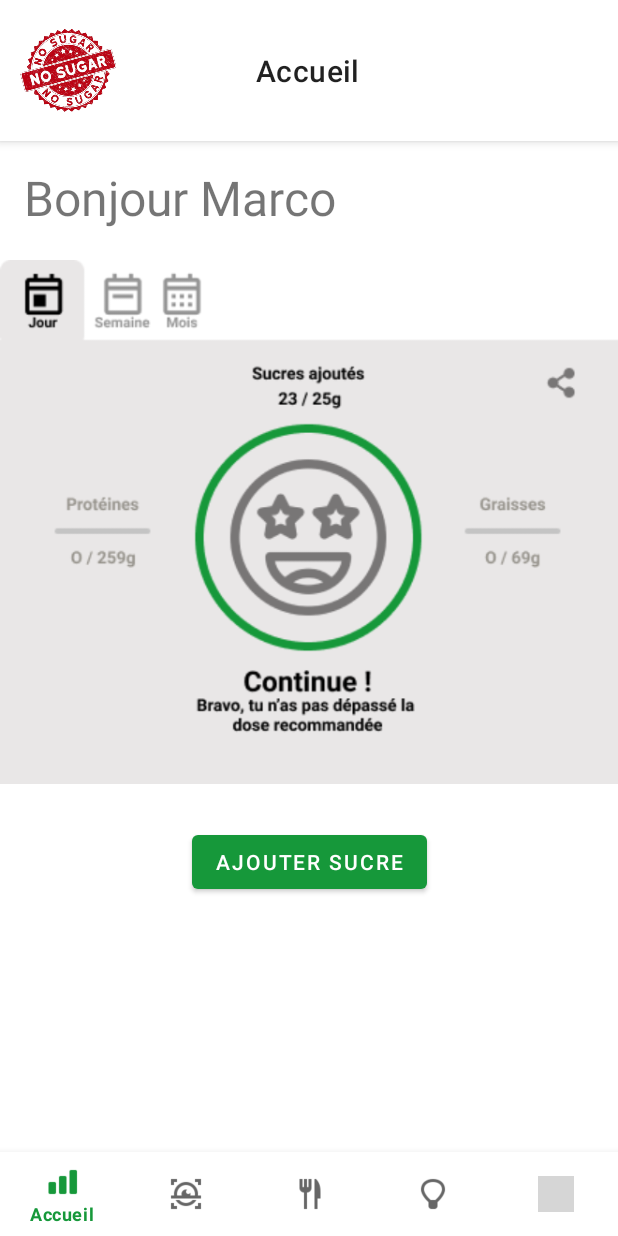
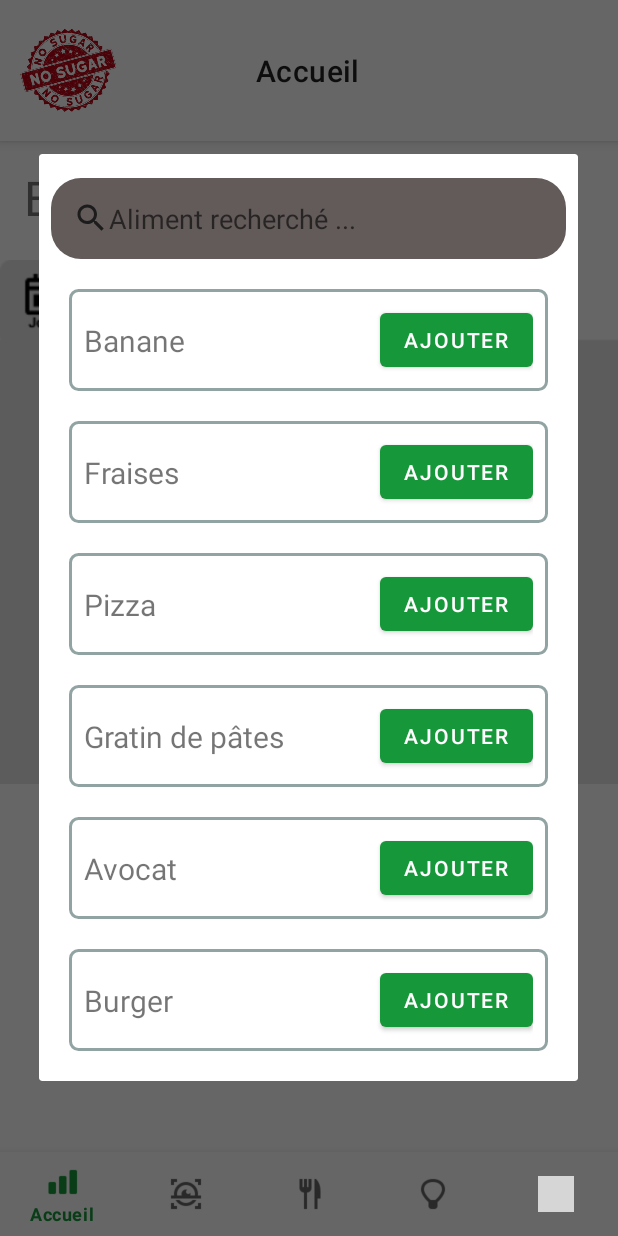
Before and after one commit to mbouteiller/StopSugar, an Android app: the HomeFragment screen opened directly, with no data from a screen before it, after a tap on "AJOUTER SUCRE", on a phone screen of 412 x 824 dp. Run offline under Robolectric (Android 15) with nearby library versions, the phone set to English and light mode, and no system bars; grey boxes are pictures that could not be loaded.

Commit message:
Home Fragment, search, add, remove food from consommation

```diff
--- /dev/null
+++ b/app/src/main/java/com/example/stopsugar/fragments/FoodManagement/FoodConsommationAdapter.java
@@ -0,0 +1,72 @@
+package com.example.stopsugar.fragments.FoodManagement;
+
+import android.content.Context;
+import android.view.LayoutInflater;
+import android.view.View;
+import android.view.ViewGroup;
+import android.widget.Button;
+import android.widget.TextView;
+import android.widget.Toast;
+
+import androidx.annotation.NonNull;
+import androidx.recyclerview.widget.RecyclerView;
+
+import com.example.stopsugar.R;
+import com.example.stopsugar.fragments.HomeFragment;
+
+import java.util.List;
+
+public class FoodConsommationAdapter extends RecyclerView.Adapter<FoodConsommationAdapter.ViewHolder> {
+
+    private List<String> mData;
+    private LayoutInflater mInflater;
+    private HomeFragment homeFragment;
+
+    public FoodConsommationAdapter(Context context, List<String> data, HomeFragment homeFragment) {
+        this.mInflater = LayoutInflater.from(context);
+        this.mData = data;
+        this.homeFragment = homeFragment;
+    }
+
+    public class ViewHolder extends RecyclerView.ViewHolder {
+        TextView textView;
+        Button button;
+
+        ViewHolder(View view) {
+            super(view);
+            textView = view.findViewById(R.id.foodName);
+
+            button = view.findViewById(R.id.deleteButton);
+            button.setOnClickListener(new View.OnClickListener() {
+                @Override
+                public void onClick(View view) {
+                    if (textView.getText() == "Banane") {
+                        Toast.makeText(view.getContext(), "Suppression de l'aliment " + textView.getText(), Toast.LENGTH_SHORT).show();
+                        homeFragment.removeFood(textView.getText().toString());
+                        homeFragment.changeImageStat(0);
+                    } else {
+                        Toast.makeText(view.getContext(), "Vous ne supprimez pas une banane", Toast.LENGTH_SHORT).show();
+                    }
+                }
+            });
+        }
+    }
+
+    @NonNull
+    @Override
+    public ViewHolder onCreateViewHolder(@NonNull ViewGroup parent, int viewType) {
+        View view = mInflater.inflate(R.layout.recycler_food, parent, false);
+        return new FoodConsommationAdapter.ViewHolder(view);
+    }
+
+    @Override
+    public void onBindViewHolder(@NonNull FoodConsommationAdapter.ViewHolder holder, int position) {
+        String info = mData.get(position);
+        holder.textView.setText(info);
+    }
+
+    @Override
+    public int getItemCount() {
+        return mData.size();
+    }
+}
--- /dev/null
+++ b/app/src/main/java/com/example/stopsugar/fragments/FoodManagement/FoodListAdapter.java
@@ -0,0 +1,83 @@
+package com.example.stopsugar.fragments.FoodManagement;
+
+import android.app.AlertDialog;
+import android.content.Context;
+import android.view.LayoutInflater;
+import android.view.View;
+import android.view.ViewGroup;
+import android.widget.Button;
+import android.widget.TextView;
+import android.widget.Toast;
+
+import androidx.annotation.NonNull;
+import androidx.appcompat.app.AppCompatActivity;
+import androidx.recyclerview.widget.RecyclerView;
+
+import com.example.stopsugar.R;
+import com.example.stopsugar.fragments.HomeFragment;
+
+import java.util.List;
+
+public class FoodListAdapter extends RecyclerView.Adapter<FoodListAdapter.ViewHolder> {
+
+    private List<String> mData;
+    private LayoutInflater mInflater;
+    private HomeFragment homeFragment;
+    private AlertDialog popup;
+
+    public FoodListAdapter(Context context, List<String> data, HomeFragment homeFragment, AlertDialog popup) {
+        this.mInflater = LayoutInflater.from(context);
+        this.mData = data;
+        this.homeFragment = homeFragment;
+        this.popup = popup;
+    }
+
+    public class ViewHolder extends RecyclerView.ViewHolder {
+        TextView textView;
+        Button button;
+
+        ViewHolder(View view) {
+            super(view);
+            textView = view.findViewById(R.id.foodName);
+
+            button = view.findViewById(R.id.deleteButton);
+            button.setText("Ajouter");
+            button.setOnClickListener(new View.OnClickListener() {
+                @Override
+                public void onClick(View view) {
+                    if (textView.getText() == "Banane") {
+                        Toast.makeText(view.getContext(), "Ajout de l'aliment " + textView.getText(), Toast.LENGTH_SHORT).show();
+                        homeFragment.addFood(textView.getText().toString());
+                        homeFragment.changeImageStat(1);
+                        popup.cancel();
+                    } else {
+                        Toast.makeText(view.getContext(), "Vous n'ajoutez pas une Banane", Toast.LENGTH_SHORT).show();
+                    }
+                }
+            });
+        }
+    }
+
+    @NonNull
+    @Override
+    public ViewHolder onCreateViewHolder(@NonNull ViewGroup parent, int viewType) {
+        View view = mInflater.inflate(R.layout.recycler_food, parent, false);
+        return new FoodListAdapter.ViewHolder(view);
+    }
+
+    @Override
+    public void onBindViewHolder(@NonNull FoodListAdapter.ViewHolder holder, int position) {
+        String info = mData.get(position);
+        holder.textView.setText(info);
+    }
+
+    @Override
+    public int getItemCount() {
+        return mData.size();
+    }
+
+    public void filterList(List<String> filteredList) {
+        mData = filteredList;
+        notifyDataSetChanged();
+    }
+}
--- a/app/src/main/java/com/example/stopsugar/fragments/HomeFragment.java
+++ b/app/src/main/java/com/example/stopsugar/fragments/HomeFragment.java
@@ -1,17 +1,30 @@
 package com.example.stopsugar.fragments;
 
+import android.app.AlertDialog;
 import android.os.Bundle;
+import android.text.Editable;
+import android.text.TextWatcher;
+import android.view.Gravity;
 import android.view.LayoutInflater;
 import android.view.View;
 import android.view.ViewGroup;
+import android.view.WindowManager;
 import android.widget.Button;
+import android.widget.EditText;
 import android.widget.ImageView;
+import android.widget.PopupWindow;
 
 import androidx.annotation.NonNull;
 import androidx.annotation.Nullable;
 import androidx.fragment.app.Fragment;
+import androidx.recyclerview.widget.LinearLayoutManager;
+import androidx.recyclerview.widget.RecyclerView;
 
 import com.example.stopsugar.R;
+import com.example.stopsugar.fragments.FoodManagement.FoodConsommationAdapter;
+import com.example.stopsugar.fragments.FoodManagement.FoodListAdapter;
+
+import java.util.ArrayList;
 
 public class HomeFragment extends Fragment {
 
@@ -19,6 +32,12 @@ public class HomeFragment extends Fragment {
     private int[] sugarStats = new int[3];
     private int sugarState = 0;
     ImageView homeImage;
+
+    FoodConsommationAdapter foodConsommationAdapter;
+    FoodListAdapter foodListAdapter;
+
+    ArrayList<String> foodsConsommation;
+    ArrayList<String> foodsList;
 
     @Override
     public View onCreateView(@NonNull LayoutInflater inflater, @Nullable ViewGroup container, @Nullable Bundle savedInstanceState) {
@@ -32,18 +51,98 @@ public class HomeFragment extends Fragment {
         sugarStats[2] = R.drawable.home_stat_2;
 
         addSugar.setOnClickListener(view -> {
-            if(sugarState < 2) {
-                sugarState++;
-                changeImageStat();
-            }
+            showPopUp();
         });
 
-        changeImageStat();
+        changeImageStat(sugarState);
+
+        configureRecyclerView();
 
         return rootView;
     }
 
-    private void changeImageStat() {
-        homeImage.setImageResource(sugarStats[sugarState]);
+    private void showPopUp() {
+        View popupView = LayoutInflater.from(this.getContext()).inflate(R.layout.popup_add_food, null);
+        AlertDialog.Builder popup = new AlertDialog.Builder(this.getContext());
+        popup.setView(popupView);
+        AlertDialog popUp = popup.create();
+
+        RecyclerView recyclerView = (RecyclerView) popupView.findViewById(R.id.foodSearchRecycler);
+        foodsList = new ArrayList<>();
+        foodsList.add("Banane");
+        foodsList.add("Fraises");
+        foodsList.add("Pizza");
+        foodsList.add("Gratin de pâtes");
+        foodsList.add("Avocat");
+        foodsList.add("Burger");
+        foodListAdapter = new FoodListAdapter(this.getContext(),foodsList, this, popUp);
+        recyclerView.setAdapter(foodListAdapter);
+        RecyclerView.LayoutManager mLayoutManager = new LinearLayoutManager(popupView.getContext());
+        recyclerView.setLayoutManager(mLayoutManager);
+
+        setSearchBarListener(popupView);
+
+        popUp.show();
+    }
+
+    private void setSearchBarListener(View view){
+        EditText searchPrograms = view.findViewById(R.id.food_search_bar);
+        searchPrograms.addTextChangedListener(new TextWatcher() {
+            @Override
+            public void beforeTextChanged(CharSequence s, int i, int i1, int i2) {
+
+            }
+
+            @Override
+            public void onTextChanged(CharSequence s, int i, int i1, int i2) {
+
+            }
+
+            @Override
+            public void afterTextChanged(Editable s) {
+                filter(s.toString());
+            }
+        });
+    }
+
+    private void filter(String text) {
+        ArrayList<String> filteredFoodList = new ArrayList<>();
+
+        for (String info : foodsList) {
+            if (info.toLowerCase().contains(text.toLowerCase())) {
+                filteredFoodList.add(info);
+            }
+        }
+        foodListAdapter.filterList(filteredFoodList);
+    }
+
+    public void changeImageStat(int sugarState) {
+        this.sugarState = sugarState;
+        homeImage.setImageResource(sugarStats[this.sugarState]);
+    }
+
+
+    private void configureRecyclerView() {
+        foodsConsommation = new ArrayList<>();
+
+        RecyclerView recyclerViewFood = rootView.findViewById(R.id.foodRecycler);
+        recyclerViewFood.setLayoutManager(new LinearLayoutManager(this.getContext()));
+        foodConsommationAdapter = new FoodConsommationAdapter(this.getContext(), foodsConsommation, this);
+        recyclerViewFood.setAdapter(foodConsommationAdapter);
+    }
+
+    public void addFood(String foodName) {
+        foodsConsommation.add(foodName);
+        foodConsommationAdapter.notifyItemRangeInserted(foodsConsommation.size() - 1, foodsConsommation.size());
+    }
+
+    public void removeFood(String foodName) {
+        for (int i = 0; i < foodsConsommation.size(); i++) {
+            if (foodsConsommation.get(i).equals(foodName)) {
+                foodsConsommation.remove(i);
+                foodConsommationAdapter.notifyItemRemoved(i);
+                return;
+            }
+        }
     }
 }
--- a/app/src/main/res/layout/fragment_home.xml
+++ b/app/src/main/res/layout/fragment_home.xml
@@ -1,7 +1,11 @@
 <?xml version="1.0" encoding="utf-8"?>
-<androidx.constraintlayout.widget.ConstraintLayout xmlns:android="http://schemas.android.com/apk/res/android"
+<androidx.core.widget.NestedScrollView xmlns:android="http://schemas.android.com/apk/res/android"
     xmlns:app="http://schemas.android.com/apk/res-auto"
     xmlns:tools="http://schemas.android.com/tools"
+    android:layout_width="match_parent"
+    android:layout_height="match_parent">
+
+    <androidx.constraintlayout.widget.ConstraintLayout
         android:layout_width="match_parent"
         android:layout_height="match_parent">
 
@@ -36,4 +40,17 @@
             app:layout_constraintStart_toStartOf="parent"
             app:layout_constraintTop_toBottomOf="@+id/home_image" />
 
+        <androidx.recyclerview.widget.RecyclerView
+            android:id="@+id/foodRecycler"
+            android:layout_width="match_parent"
+            android:layout_height="wrap_content"
+            android:layout_marginStart="20dp"
+            android:layout_marginTop="20dp"
+            android:layout_marginEnd="20dp"
+            app:layout_constraintEnd_toEndOf="parent"
+            app:layout_constraintStart_toStartOf="parent"
+            app:layout_constraintTop_toBottomOf="@+id/button_add_sugar" />
+
     </androidx.constraintlayout.widget.ConstraintLayout>
+
+</androidx.core.widget.NestedScrollView>
--- /dev/null
+++ b/app/src/main/res/layout/popup_add_food.xml
@@ -0,0 +1,35 @@
+<?xml version="1.0" encoding="utf-8"?>
+<androidx.constraintlayout.widget.ConstraintLayout xmlns:android="http://schemas.android.com/apk/res/android"
+    xmlns:app="http://schemas.android.com/apk/res-auto"
+    android:layout_width="match_parent"
+    android:layout_height="match_parent">
+
+    <EditText
+        android:id="@+id/food_search_bar"
+        android:layout_width="0dp"
+        android:layout_height="wrap_content"
+        android:layout_marginStart="8dp"
+        android:layout_marginTop="16dp"
+        android:layout_marginEnd="8dp"
+        android:background="@drawable/search_bar_bg"
+        android:drawableStart="@drawable/search_icon"
+        android:drawableTint="#1C1C1C"
+        android:hint="Aliment recherché ..."
+        android:inputType="text"
+        android:textColor="#1C1C1C"
+        app:layout_constraintEnd_toEndOf="parent"
+        app:layout_constraintStart_toStartOf="parent"
+        app:layout_constraintTop_toTopOf="parent" />
+
+    <androidx.recyclerview.widget.RecyclerView
+        android:layout_width="match_parent"
+        android:layout_height="wrap_content"
+        android:id="@+id/foodSearchRecycler"
+        android:layout_marginStart="20dp"
+        android:layout_marginTop="20dp"
+        android:layout_marginEnd="20dp"
+        app:layout_constraintEnd_toEndOf="parent"
+        app:layout_constraintStart_toStartOf="parent"
+        app:layout_constraintTop_toBottomOf="@+id/food_search_bar" />
+
+</androidx.constraintlayout.widget.ConstraintLayout>
--- /dev/null
+++ b/app/src/main/res/layout/recycler_food.xml
@@ -0,0 +1,38 @@
+<?xml version="1.0" encoding="utf-8"?>
+<LinearLayout
+    xmlns:android="http://schemas.android.com/apk/res/android"
+    xmlns:app="http://schemas.android.com/apk/res-auto"
+    android:layout_width="match_parent"
+    android:layout_height="wrap_content"
+    android:orientation="horizontal"
+    android:background="@drawable/border"
+    android:padding="10dp"
+    android:layout_marginBottom="20dp">
+
+    <androidx.constraintlayout.widget.ConstraintLayout
+        android:layout_width="match_parent"
+        android:layout_height="match_parent">
+
+        <TextView
+            android:id="@+id/foodName"
+            android:layout_width="wrap_content"
+            android:layout_height="wrap_content"
+            android:textSize="20sp"
+            app:layout_constraintBottom_toBottomOf="parent"
+            app:layout_constraintStart_toStartOf="parent"
+            app:layout_constraintTop_toTopOf="parent" />
+
+        <Button
+            android:id="@+id/deleteButton"
+            android:layout_width="wrap_content"
+            android:layout_height="wrap_content"
+            android:text="delete"
+            app:layout_constraintBottom_toBottomOf="parent"
+            app:layout_constraintEnd_toEndOf="parent"
+            app:layout_constraintTop_toTopOf="parent" />
+
+    </androidx.constraintlayout.widget.ConstraintLayout>
+
+
+
+</LinearLayout>
```
Lines whose indentation alone changed are shown as unchanged.
